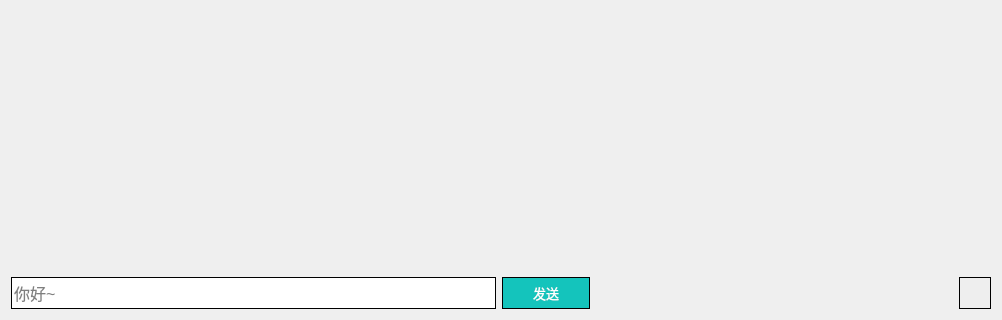
The window that SleepRoom/overlay.ui (jkjkil4/CloudSleep_JVer) describes before a commit, drawn with Qt 5; both pictures show x 0 to 1002 and y 297 to 617 of the 1002 by 617 pixel window.
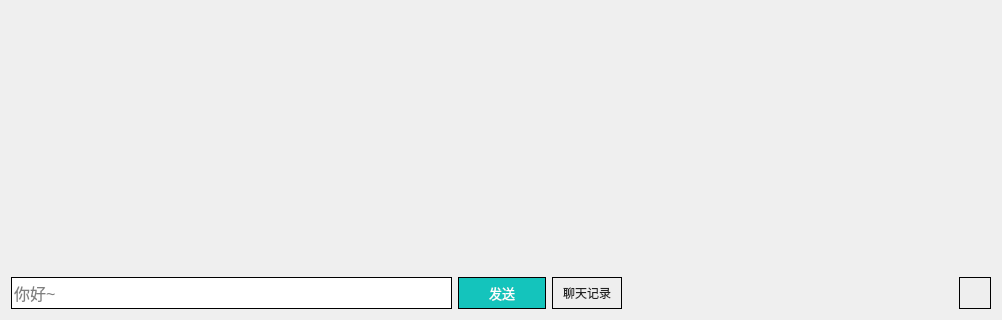
The same window after the commit. Icons and pictures are not drawn.

Commit message: 聊天记录

What changed in the file:
```diff
--- a/SleepRoom/overlay.ui
+++ b/SleepRoom/overlay.ui
@@ -28,7 +28,7 @@
     </spacer>
    </item>
    <item>
-    <layout class="QHBoxLayout" name="horLayoutChat" stretch="4,0,3,0">
+    <layout class="QHBoxLayout" name="horLayoutChat" stretch="4,0,0,3,0">
      <item>
       <widget class="QLineEdit" name="editChat">
        <property name="minimumSize">
@@ -107,6 +107,46 @@
        </property>
       </widget>
      </item>
+     <item>
+      <widget class="QPushButton" name="btnHistory">
+       <property name="minimumSize">
+        <size>
+         <width>0</width>
+         <height>32</height>
+        </size>
+       </property>
+       <property name="maximumSize">
+        <size>
+         <width>16777215</width>
+         <height>32</height>
+        </size>
+       </property>
+       <property name="styleSheet">
+        <string notr="true">QPushButton{
+	color: #222222;
+	background-color: #eeeeee;
+	border: 1px solid black;
+	padding: 2px 10px;
+}
+
+:hover{
+	background-color: #ffffff;
+}
+:checked{
+	background-color: #cccccc;
+}</string>
+       </property>
+       <property name="text">
+        <string>聊天记录</string>
+       </property>
+       <property name="checkable">
+        <bool>true</bool>
+       </property>
+       <property name="checked">
+        <bool>false</bool>
+       </property>
+      </widget>
+     </item>
      <item>
       <spacer name="horSpacerChat">
        <property name="orientation">
```
The commit also changes 7 other files.
